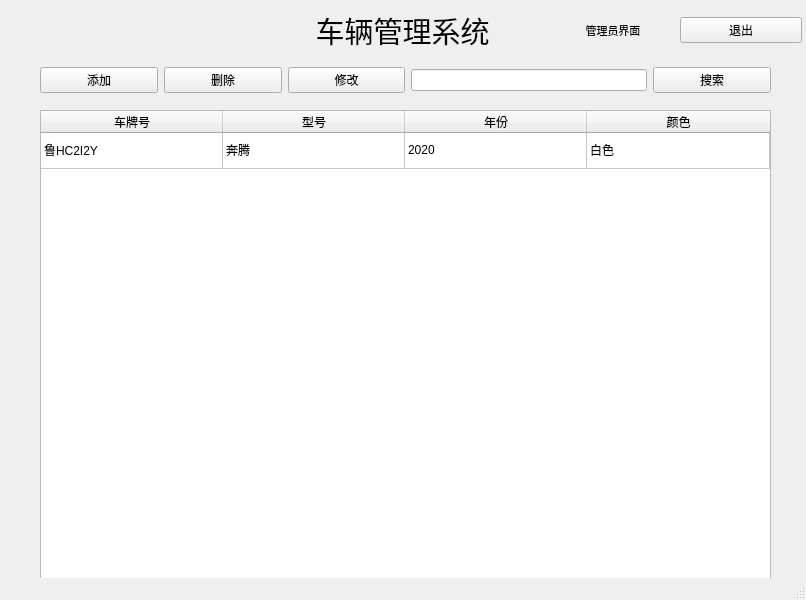
First picture: the form in carManage/admin.ui, repository rzhongqicode/car-manage-system, before the edit.
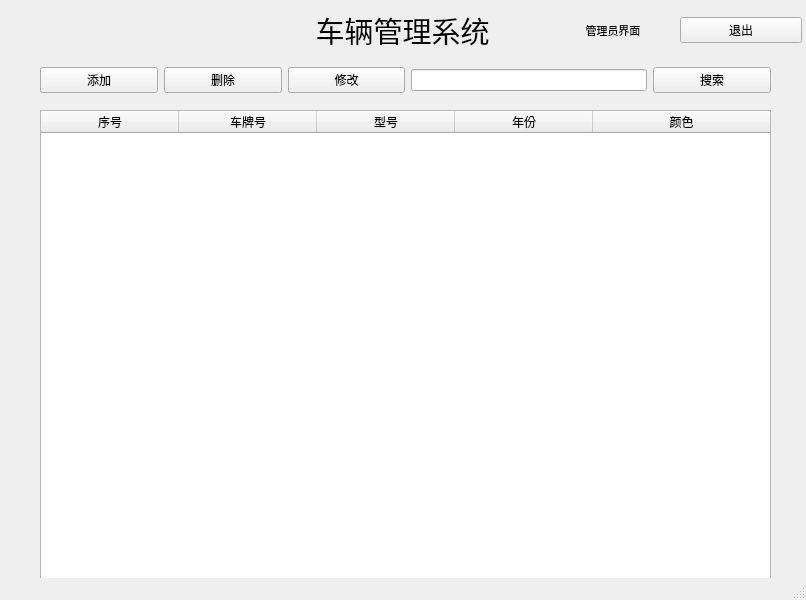
Second picture: the form after the edit. Icons and pictures are not drawn.

Commit message: 添加了读取所有车辆信息的函数，实现了admin界面的初始数据表格显示

```diff
--- a/carManage/admin.ui
+++ b/carManage/admin.ui
@@ -111,7 +111,7 @@
      <number>30</number>
     </attribute>
     <attribute name="horizontalHeaderDefaultSectionSize">
-     <number>182</number>
+     <number>138</number>
     </attribute>
     <attribute name="horizontalHeaderStretchLastSection">
      <bool>true</bool>
@@ -128,11 +128,11 @@
     <attribute name="verticalHeaderStretchLastSection">
      <bool>false</bool>
     </attribute>
-    <row>
+    <column>
      <property name="text">
-      <string>新建行</string>
+      <string>序号</string>
      </property>
-    </row>
+    </column>
     <column>
      <property name="text">
       <string>车牌号</string>
@@ -153,26 +153,6 @@
       <string>颜色</string>
      </property>
     </column>
-    <item row="0" column="0">
-     <property name="text">
-      <string>鲁HC2I2Y</string>
-     </property>
-    </item>
-    <item row="0" column="1">
-     <property name="text">
-      <string>奔腾</string>
-     </property>
-    </item>
-    <item row="0" column="2">
-     <property name="text">
-      <string>2020</string>
-     </property>
-    </item>
-    <item row="0" column="3">
-     <property name="text">
-      <string>白色</string>
-     </property>
-    </item>
    </widget>
    <widget class="QWidget" name="layoutWidget">
     <property name="geometry">
```
The commit also changes 13 other files.
